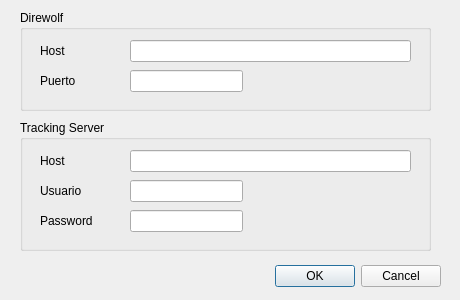
The window that config.ui (ladecadence/ASHAB-Telemetry) describes before a commit, drawn with Qt 5.
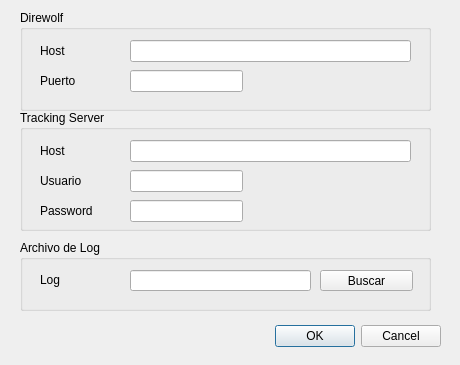
The same window after the commit.

Commit message: parsing, file logging, ui improvements

The edit to the form file:
```diff
--- a/config.ui
+++ b/config.ui
@@ -7,7 +7,7 @@
     <x>0</x>
     <y>0</y>
     <width>460</width>
-    <height>300</height>
+    <height>365</height>
    </rect>
   </property>
   <property name="windowTitle">
@@ -17,7 +17,7 @@
    <property name="geometry">
     <rect>
      <x>30</x>
-     <y>260</y>
+     <y>320</y>
      <width>411</width>
      <height>32</height>
     </rect>
@@ -33,9 +33,9 @@
    <property name="geometry">
     <rect>
      <x>20</x>
-     <y>120</y>
+     <y>110</y>
      <width>411</width>
-     <height>131</height>
+     <height>121</height>
     </rect>
    </property>
    <property name="title">
@@ -173,6 +173,55 @@
     </property>
    </widget>
   </widget>
+  <widget class="QGroupBox" name="groupBox_3">
+   <property name="geometry">
+    <rect>
+     <x>20</x>
+     <y>240</y>
+     <width>411</width>
+     <height>71</height>
+    </rect>
+   </property>
+   <property name="title">
+    <string>Archivo de Log </string>
+   </property>
+   <widget class="QLabel" name="label_6">
+    <property name="geometry">
+     <rect>
+      <x>20</x>
+      <y>30</y>
+      <width>66</width>
+      <height>20</height>
+     </rect>
+    </property>
+    <property name="text">
+     <string>Log</string>
+    </property>
+   </widget>
+   <widget class="QLineEdit" name="logFileEdit">
+    <property name="geometry">
+     <rect>
+      <x>110</x>
+      <y>30</y>
+      <width>181</width>
+      <height>21</height>
+     </rect>
+    </property>
+   </widget>
+   <widget class="QPushButton" name="logFileButton">
+    <property name="geometry">
+     <rect>
+      <x>300</x>
+      <y>30</y>
+      <width>93</width>
+      <height>21</height>
+     </rect>
+    </property>
+    <property name="text">
+     <string>Buscar</string>
+    </property>
+   </widget>
+  </widget>
  </widget>
  <resources/>
  <connections>
```
The commit also changes 6 other files.
